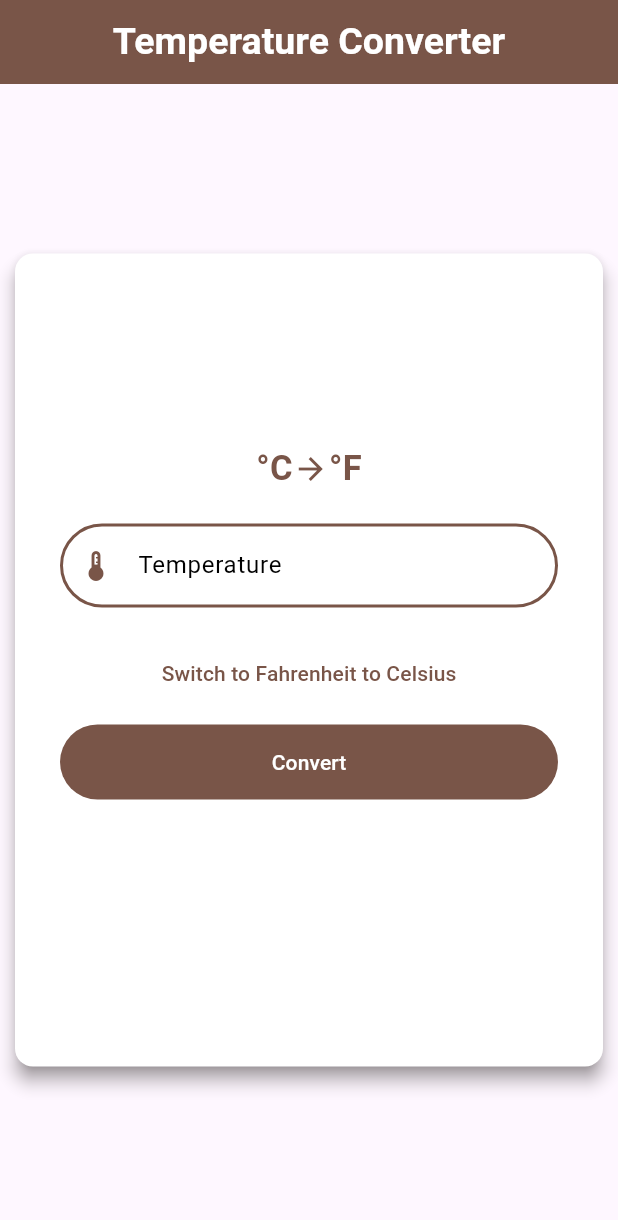
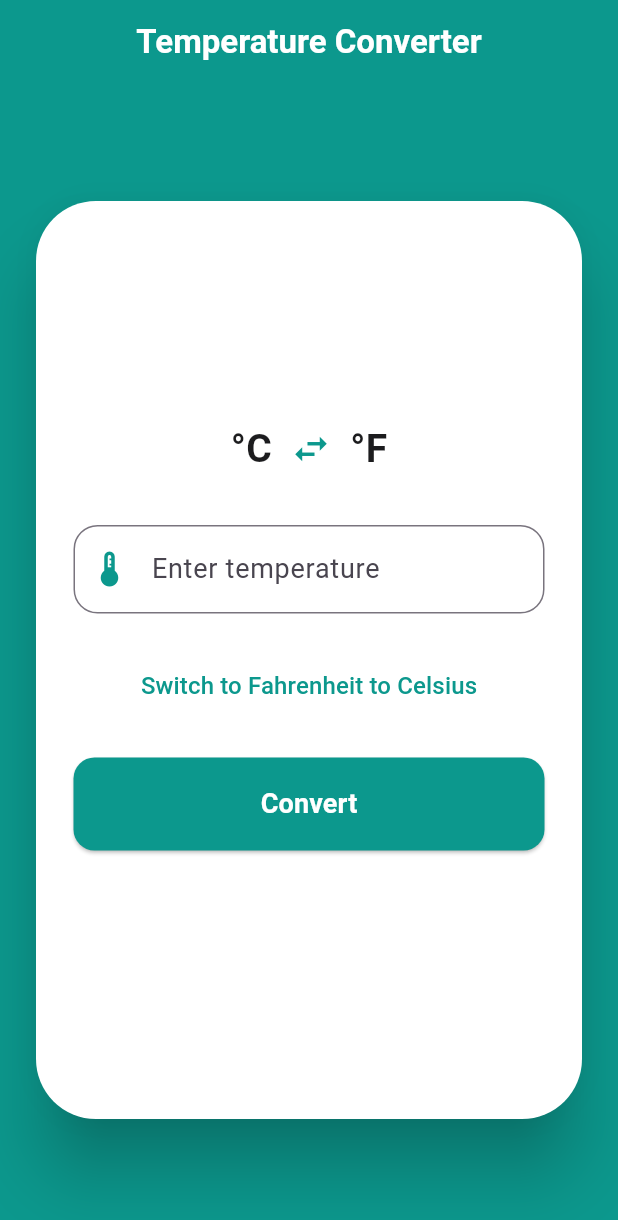
Before and after one commit to mahfuzalam25/TempCon, a Flutter app: the screen it shows after launch, on a phone screen of 412 x 824 dp. Shown: the top 1220 px of the screen. Run offline on Flutter 3.47's test engine with Material 3 defaults, Android fonts, the phone set to English and light mode, and no system bars.

Commit message:
first-commit

```diff
--- a/lib/Temperature_Converter_Page.dart
+++ b/lib/Temperature_Converter_Page.dart
@@ -12,18 +12,18 @@ class _TemperatureConverterPageState extends State<TemperatureConverterPage> {
   double result = 0;
   TextEditingController textEditingController = TextEditingController();
   String? errorText;
+  bool isCelsius = true;
 
-  bool isCelsius = true;
   void convert() {
     final text = textEditingController.text;
     if (text.isEmpty) {
-      errorText = 'Can\'t be empty';
+      errorText = 'Please enter a value';
+    } else {
+      final input = double.tryParse(text);
+      if (input == null) {
+        errorText = 'Invalid number';
       } else {
         errorText = null;
-      final input = double.tryParse(text);
-      if (input == null) {
-        errorText = 'Enter a valid number';
-      } else {
         result = isCelsius ? (input * 9 / 5) + 32 : (input - 32) * 5 / 9;
       }
     }
@@ -39,109 +39,141 @@ class _TemperatureConverterPageState extends State<TemperatureConverterPage> {
   @override
   Widget build(BuildContext context) {
     final border = OutlineInputBorder(
-      borderSide: BorderSide(
-        color: Colors.brown,
-        width: 2,
-      ),
-      borderRadius: BorderRadius.all(Radius.circular(40)),
-    );
-
-    final textStyle = TextStyle(
-      color: Colors.brown,
-      fontSize: 23,
-      fontWeight: FontWeight.bold,
+      borderSide: BorderSide(color: Color(0xFFDADCE0)),
+      borderRadius: BorderRadius.circular(16),
     );
 
     return Scaffold(
+      backgroundColor: Color.fromARGB(255, 12, 152, 141),
       appBar: AppBar(
+        backgroundColor: const Color.fromARGB(255, 12, 152, 141),
+        elevation: 0,
+        centerTitle: true,
         title: Text(
           "Temperature Converter",
           style: TextStyle(
             color: Colors.white,
-            fontSize: 25,
             fontWeight: FontWeight.bold,
+            fontSize: 22,
           ),
         ),
-        centerTitle: true,
-        backgroundColor: Colors.brown,
       ),
       body: Center(
+        child: Padding(
+          padding: const EdgeInsets.all(20.0),
           child: SizedBox(
             width: 400,
-          height: 550,
+            height: 620,
             child: Card(
-            elevation: 5,
-            shadowColor: const Color.fromARGB(255, 104, 95, 95),
-            color: const Color.fromARGB(255, 255, 255, 255),
+              elevation: 20,
+              color: Colors.white,
+              shape: RoundedRectangleBorder(
+                borderRadius: BorderRadius.circular(40),
+              ),
               child: Padding(
-              padding: const EdgeInsets.all(30.0),
+                padding:
+                    const EdgeInsets.symmetric(horizontal: 25.0, vertical: 32),
                 child: Column(
                   mainAxisAlignment: MainAxisAlignment.center,
+                  crossAxisAlignment: CrossAxisAlignment.center,
                   children: [
-                  // Toggle Conversion Direction
                     Row(
                       mainAxisAlignment: MainAxisAlignment.center,
                       children: [
-                      Text(isCelsius ? '°C' : '°F', style: textStyle),
-                      Icon(Icons.arrow_forward, color: Colors.brown),
-                      Text(isCelsius ? '°F' : '°C', style: textStyle),
+                        Text(
+                          isCelsius ? "°C" : "°F",
+                          style: TextStyle(
+                            fontSize: 26,
+                            color: Color(0xFF1C1C1E),
+                            fontWeight: FontWeight.w600,
+                          ),
+                        ),
+                        SizedBox(width: 12),
+                        Icon(Icons.swap_horiz,
+                            size: 28, color: Color.fromARGB(255, 12, 152, 141)),
+                        SizedBox(width: 12),
+                        Text(
+                          isCelsius ? "°F" : "°C",
+                          style: TextStyle(
+                            fontSize: 26,
+                            color: Color(0xFF1C1C1E),
+                            fontWeight: FontWeight.w600,
+                          ),
+                        ),
                       ],
                     ),
-                  SizedBox(height: 20),
+                    SizedBox(height: 32),
                     TextField(
                       controller: textEditingController,
-                    style: TextStyle(color: Colors.black),
-                    decoration: InputDecoration(
-                      errorText: errorText,
-                      errorBorder: border,
-                      focusedErrorBorder: border,
-                      label: Text("Temperature"),
-                      labelStyle: TextStyle(color: Colors.black),
-                      hintText: "Enter temperature",
-                      prefixIcon: Icon(Icons.thermostat),
-                      prefixIconColor: Colors.brown,
-                      focusedBorder: border,
-                      enabledBorder: border,
-                    ),
                       keyboardType:
                           TextInputType.numberWithOptions(decimal: true),
+                      style: TextStyle(fontSize: 18),
+                      decoration: InputDecoration(
+                        labelText: "Enter temperature",
+                        labelStyle: TextStyle(fontSize: 18),
+                        errorText: errorText,
+                        border: border,
+                        focusedBorder: border.copyWith(
+                          borderSide: BorderSide(
+                            color: Color.fromARGB(255, 12, 152, 141),
+                            width: 2,
                           ),
-                  SizedBox(height: 20),
-                  // Switch Button
+                        ),
+                        prefixIcon: Icon(
+                          Icons.thermostat,
+                          color: Color.fromARGB(255, 12, 152, 141),
+                          size: 28,
+                        ),
+                      ),
+                    ),
+                    SizedBox(height: 24),
                     TextButton(
                       onPressed: () {
                         setState(() {
                           isCelsius = !isCelsius;
                           result = 0;
                           textEditingController.clear();
+                          errorText = null;
                         });
                       },
                       child: Text(
                         "Switch to ${isCelsius ? 'Fahrenheit to Celsius' : 'Celsius to Fahrenheit'}",
-                      style: TextStyle(color: Colors.brown),
+                        style: TextStyle(
+                          fontSize: 16,
+                          color: Color.fromARGB(255, 12, 152, 141),
                         ),
                       ),
-                  SizedBox(height: 10),
-                  // Convert Button
-                  TextButton(
-                    onPressed: () => convert(),
-                    style: TextButton.styleFrom(
-                      backgroundColor: Colors.brown,
-                      foregroundColor: Colors.white,
-                      minimumSize: Size(double.infinity, 50),
                     ),
-                    child: Text("Convert"),
+                    SizedBox(height: 24),
+                    SizedBox(
+                      width: double.infinity,
+                      child: ElevatedButton(
+                        onPressed: convert,
+                        style: ElevatedButton.styleFrom(
+                          backgroundColor: Color.fromARGB(255, 12, 152, 141),
+                          padding: EdgeInsets.symmetric(vertical: 18),
+                          shape: RoundedRectangleBorder(
+                            borderRadius: BorderRadius.circular(14),
                           ),
-                  SizedBox(height: 20),
-                  // Result Display
+                        ),
+                        child: Text(
+                          "Convert",
+                          style: TextStyle(
+                            fontSize: 18,
+                            fontWeight: FontWeight.bold,
+                            color: Colors.white,
+                          ),
+                        ),
+                      ),
+                    ),
+                    SizedBox(height: 32),
+                    if (result != 0 && errorText == null)
                       Text(
-                    result == 0 && errorText == null
-                        ? ''
-                        : '${isCelsius ? '°F' : '°C'} ${result.toStringAsFixed(2)}',
+                        "${isCelsius ? '°F' : '°C'} ${result.toStringAsFixed(2)}",
                         style: TextStyle(
-                      color: Colors.brown,
-                      fontSize: 22,
-                      fontWeight: FontWeight.bold,
+                          fontSize: 26,
+                          fontWeight: FontWeight.w600,
+                          color: Color(0xFF1C1C1E),
                         ),
                       ),
                   ],
@@ -150,6 +182,7 @@ class _TemperatureConverterPageState extends State<TemperatureConverterPage> {
             ),
           ),
         ),
+      ),
     );
   }
 }
```
Lines whose indentation alone changed are shown as unchanged.
